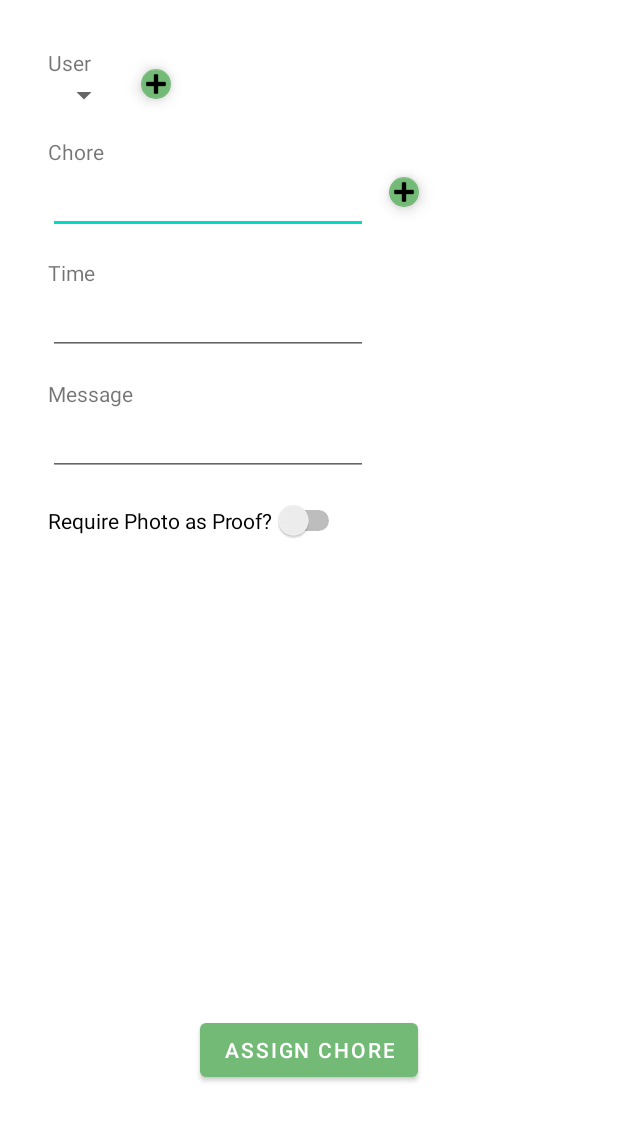
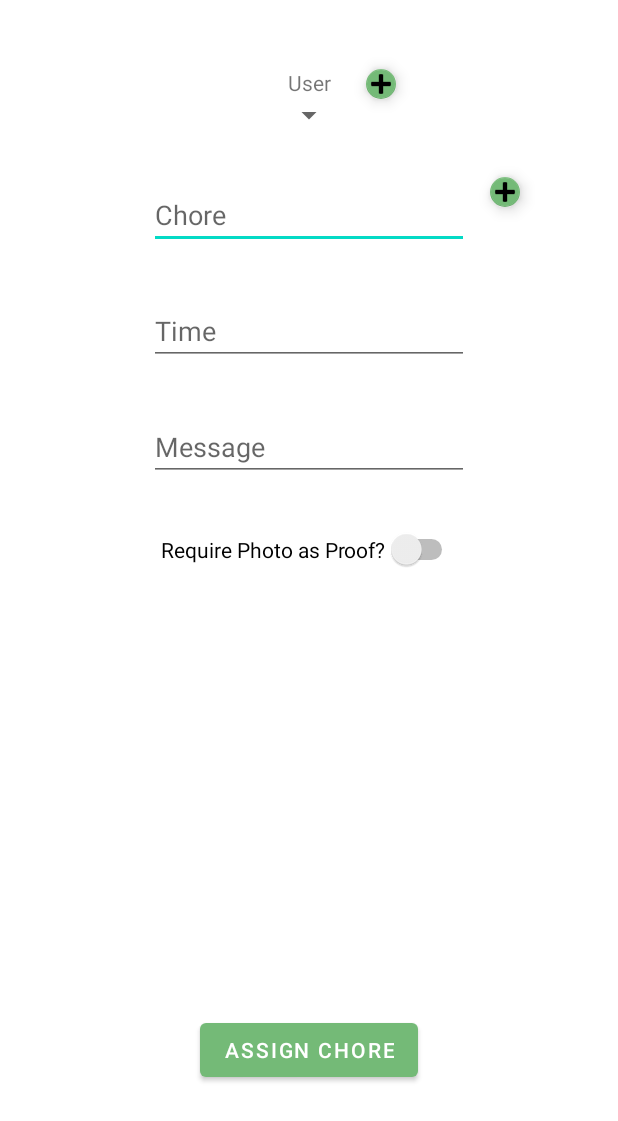
Before and after one commit to gavinrcodenext/MyDomilyApp, an Android app: the layout activity_chore_assignment_page.xml on its own in the app's theme, with its tools: preview values and no code run, on a phone screen of 412 x 824 dp. Shown: the top 1121 px of the screen. Run offline under Robolectric (Android 15) with nearby library versions, the phone set to English and light mode, and no system bars.

```diff
--- a/app/src/main/java/com/example/mydomily/MainActivity2.java
+++ b/app/src/main/java/com/example/mydomily/MainActivity2.java
@@ -6,6 +6,7 @@ import android.content.Intent;
 import android.os.Bundle;
 import android.view.View;
 import android.widget.Button;
+import android.widget.EditText;
 
 import java.util.ArrayList;
 
--- a/app/src/main/java/com/example/mydomily/ProfilePageActivity.java
+++ b/app/src/main/java/com/example/mydomily/ProfilePageActivity.java
@@ -139,7 +139,6 @@ public class ProfilePageActivity extends AppCompatActivity {
     }
 
         public void gotoMainActivity2(View view) {
-            Log.e("# of profiles", String.valueOf(profiles.size()));
             Intent intent = new Intent(this, MainActivity2.class);
             intent.putStringArrayListExtra("profiles",profiles);
             startActivity(intent);
--- a/app/src/main/res/layout/activity_chore_assignment_page.xml
+++ b/app/src/main/res/layout/activity_chore_assignment_page.xml
@@ -10,43 +10,19 @@
         android:id="@+id/user_label_textview"
         android:layout_width="wrap_content"
         android:layout_height="wrap_content"
-        android:layout_marginStart="32dp"
-        android:layout_marginLeft="32dp"
-        android:layout_marginTop="32dp"
+        android:layout_marginTop="45dp"
         android:text="@string/chore_assignment_user_input"
+        app:layout_constraintEnd_toEndOf="parent"
         app:layout_constraintStart_toStartOf="parent"
         app:layout_constraintTop_toTopOf="parent" />
 
-    <TextView
-        android:id="@+id/chore_label_textview"
-        android:layout_width="wrap_content"
-        android:layout_height="wrap_content"
-        android:layout_marginStart="32dp"
-        android:layout_marginLeft="32dp"
-        android:layout_marginTop="16dp"
-        android:text="@string/chore_selection_label"
-        app:layout_constraintStart_toStartOf="parent"
-        app:layout_constraintTop_toBottomOf="@+id/spinner" />
-
-    <TextView
-        android:id="@+id/time_label_textview"
-        android:layout_width="wrap_content"
-        android:layout_height="wrap_content"
-        android:layout_marginStart="32dp"
-        android:layout_marginLeft="32dp"
-        android:layout_marginTop="16dp"
-        android:text="@string/time_input_label"
-        app:layout_constraintStart_toStartOf="parent"
-        app:layout_constraintTop_toBottomOf="@+id/chore_textedit" />
-
     <Switch
         android:id="@+id/mandatory_photo_toggle"
-        android:layout_width="wrap_content"
+        android:layout_width="198dp"
         android:layout_height="wrap_content"
-        android:layout_marginStart="32dp"
-        android:layout_marginLeft="32dp"
-        android:layout_marginTop="16dp"
+        android:layout_marginTop="32dp"
         android:text="@string/picture_toggle_label"
+        app:layout_constraintEnd_toEndOf="parent"
         app:layout_constraintStart_toStartOf="parent"
         app:layout_constraintTop_toBottomOf="@+id/message_textedit" />
 
@@ -80,52 +56,43 @@
         android:id="@+id/chore_textedit"
         android:layout_width="wrap_content"
         android:layout_height="wrap_content"
-        android:layout_marginStart="32dp"
-        android:layout_marginLeft="32dp"
+        android:layout_marginTop="32dp"
         android:ems="10"
+        android:hint="Chore"
         android:inputType="textPersonName"
+        app:layout_constraintEnd_toEndOf="parent"
         app:layout_constraintStart_toStartOf="parent"
-        app:layout_constraintTop_toBottomOf="@+id/chore_label_textview" />
-
-    <TextView
-        android:id="@+id/message_label_textview"
-        android:layout_width="wrap_content"
-        android:layout_height="wrap_content"
-        android:layout_marginStart="32dp"
-        android:layout_marginLeft="32dp"
-        android:layout_marginTop="16dp"
-        android:text="@string/message_input_label"
-        app:layout_constraintStart_toStartOf="parent"
-        app:layout_constraintTop_toBottomOf="@+id/time_edittext" />
+        app:layout_constraintTop_toBottomOf="@+id/spinner" />
 
     <EditText
         android:id="@+id/message_textedit"
         android:layout_width="wrap_content"
         android:layout_height="wrap_content"
-        android:layout_marginStart="32dp"
-        android:layout_marginLeft="32dp"
+        android:layout_marginTop="32dp"
         android:ems="10"
+        android:hint="Message"
         android:inputType="textPersonName"
+        app:layout_constraintEnd_toEndOf="parent"
         app:layout_constraintStart_toStartOf="parent"
-        app:layout_constraintTop_toBottomOf="@+id/message_label_textview" />
+        app:layout_constraintTop_toBottomOf="@+id/time_edittext" />
 
     <EditText
         android:id="@+id/time_edittext"
         android:layout_width="wrap_content"
         android:layout_height="wrap_content"
-        android:layout_marginStart="32dp"
-        android:layout_marginLeft="32dp"
+        android:layout_marginTop="32dp"
         android:ems="10"
+        android:hint="Time"
         android:inputType="time"
+        app:layout_constraintEnd_toEndOf="parent"
         app:layout_constraintStart_toStartOf="parent"
-        app:layout_constraintTop_toBottomOf="@+id/time_label_textview" />
+        app:layout_constraintTop_toBottomOf="@+id/chore_textedit" />
 
     <Spinner
         android:id="@+id/spinner"
         android:layout_width="wrap_content"
         android:layout_height="wrap_content"
-        android:layout_marginStart="32dp"
-        android:layout_marginLeft="32dp"
+        app:layout_constraintEnd_toEndOf="parent"
         app:layout_constraintStart_toStartOf="parent"
         app:layout_constraintTop_toBottomOf="@+id/user_label_textview" />
 
@@ -134,6 +101,7 @@
         android:layout_width="wrap_content"
         android:layout_height="wrap_content"
         android:layout_marginBottom="100dp"
+        android:hint="User"
         android:onClick="confirmAssignChore"
         android:text="@string/confirm_assign_chore_button_label"
         app:backgroundTint="#74BA77"
```
Also changed, not shown: app/src/main/java/com/example/mydomily/ChoreAssignmentActivity.java (+13 -4 lines), app/src/main/java/com/example/mydomily/MainActivity3.java (+18 -1 lines), app/src/main/res/layout/activity_main.xml (+8 -24 lines), app/src/main/res/layout/activity_main3.xml (+19 -19 lines).
